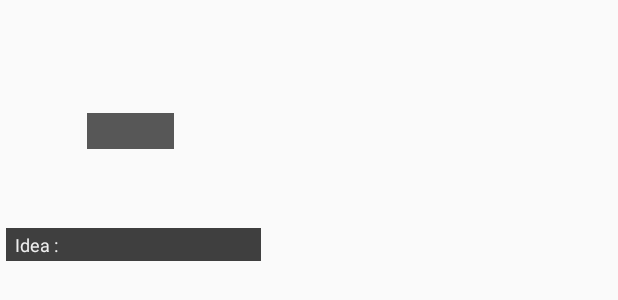
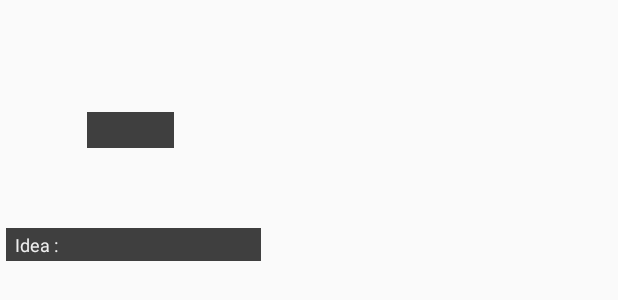
Before and after one commit to yh-kim/ComePenny, an Android app: the layout row_booth.xml on its own in the app's theme, with its tools: preview values and no code run, on a phone screen of 412 x 824 dp. Shown: the top 300 px of the screen. Run offline under Robolectric (Android 15) with nearby library versions, the phone set to English and light mode, and no system bars.

Commit message:
부스레이아웃 수정

```diff
--- a/ComePenny/app/src/main/java/com/enterpaper/comepenny/util/GCMIntentService.java
+++ b/ComePenny/app/src/main/java/com/enterpaper/comepenny/util/GCMIntentService.java
@@ -44,7 +44,7 @@ public class GCMIntentService extends IntentService {
 
                 //단말기 깨운후 wakeLock해제를 해줘야하기때문에 시간을 두고 wakelock해제
                 try {
-                    Thread.sleep(5000);
+                    Thread.sleep(4000);
                 } catch (InterruptedException e) {
                 }
 
--- a/ComePenny/app/src/main/res/layout/row_booth.xml
+++ b/ComePenny/app/src/main/res/layout/row_booth.xml
@@ -12,14 +12,14 @@
         android:layout_height="174dp"
         android:scaleType="centerCrop" />
 
-    <LinearLayout
+    <RelativeLayout
         android:layout_width="58dp"
         android:layout_height="24dp"
-        android:layout_marginLeft="54dp"
-        android:layout_marginTop="71dp"
-        android:background="#A6000000"
+
+        android:background="#BF000000"
         android:gravity="center"
-       >
+        android:layout_centerVertical="true"
+        android:layout_centerHorizontal="true">
 
         <TextView
             android:layout_width="wrap_content"
@@ -27,8 +27,9 @@
             android:id="@+id/tv_name"
             android:text=""
             android:textSize="15dp"
-            android:textColor="#ffffff"/>
-    </LinearLayout>
+            android:textColor="#ffffff"
+            android:gravity="center_horizontal"/>
+    </RelativeLayout>
 
     <LinearLayout
         android:layout_width="match_parent"
```
Also changed, not shown: ComePenny/app/src/main/res/layout/row_idea_popular.xml (+7 -8 lines), ComePenny/app/src/main/res/layout/write_row_booth.xml (+7 -6 lines).
